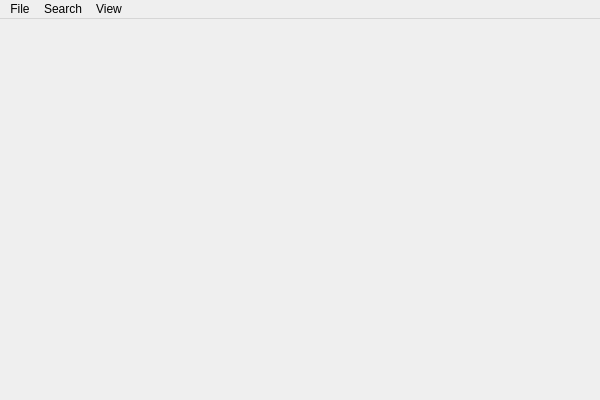
This is gui/GLogApplication.ui in wengkai/GLog as Qt 5 draws it before an edit. The edited form follows.
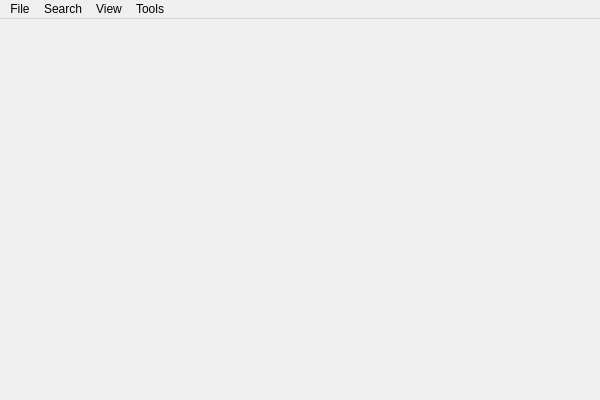
This is the edited form.

```diff
--- a/gui/GLogApplication.ui
+++ b/gui/GLogApplication.ui
@@ -43,9 +43,16 @@
     </property>
     <addaction name="actionSearch"/>
    </widget>
+   <widget class="QMenu" name="menuTools">
+    <property name="title">
+     <string>Tools</string>
+    </property>
+    <addaction name="actionMapCallSignInView"/>
+   </widget>
    <addaction name="menuFile"/>
    <addaction name="menuSearch"/>
    <addaction name="menuView"/>
+   <addaction name="menuTools"/>
   </widget>
   <action name="actionOpen">
    <property name="text">
```
Left out of the diff: 5 changed lines with no effect on the pictures.
